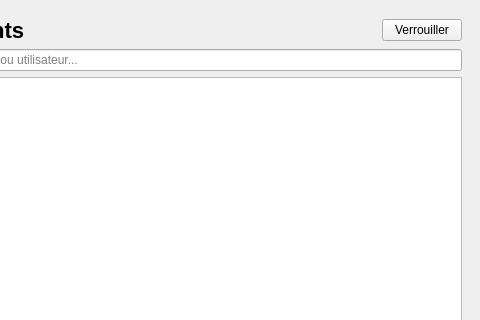
First picture: the form in src/gui/forms/main_window.ui, repository thorm-dev/PassWall, before the edit; both pictures show x 160 to 640 and y 0 to 320 of the 640 by 440 pixel window.
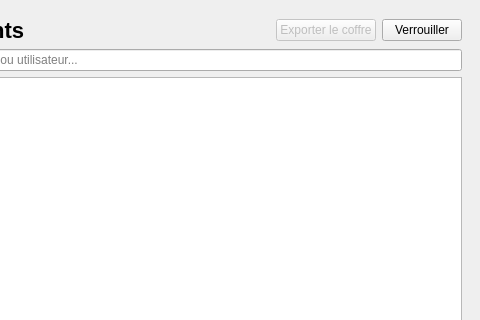
Second picture: the form after the edit. The open tabs and pages were chosen to show the change.

Commit message: implement secure vault backup and restore engine

What changed in the file:
```diff
--- a/src/gui/forms/main_window.ui
+++ b/src/gui/forms/main_window.ui
@@ -353,6 +353,16 @@
             </property>
            </spacer>
           </item>
+          <item>
+           <widget class="QPushButton" name="exportVaultButton">
+            <property name="enabled">
+             <bool>false</bool>
+            </property>
+            <property name="text">
+             <string>Exporter le coffre</string>
+            </property>
+           </widget>
+          </item>
           <item>
            <widget class="QPushButton" name="lockVaultButton">
             <property name="text">
```
The commit also changes 51 other files.
